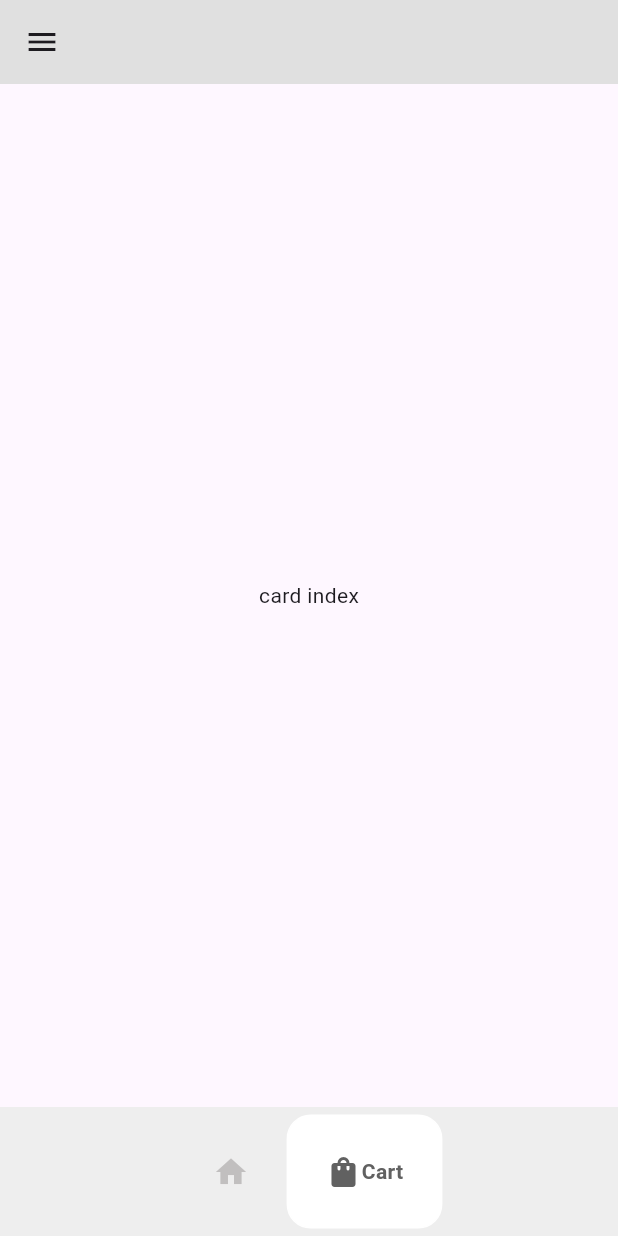
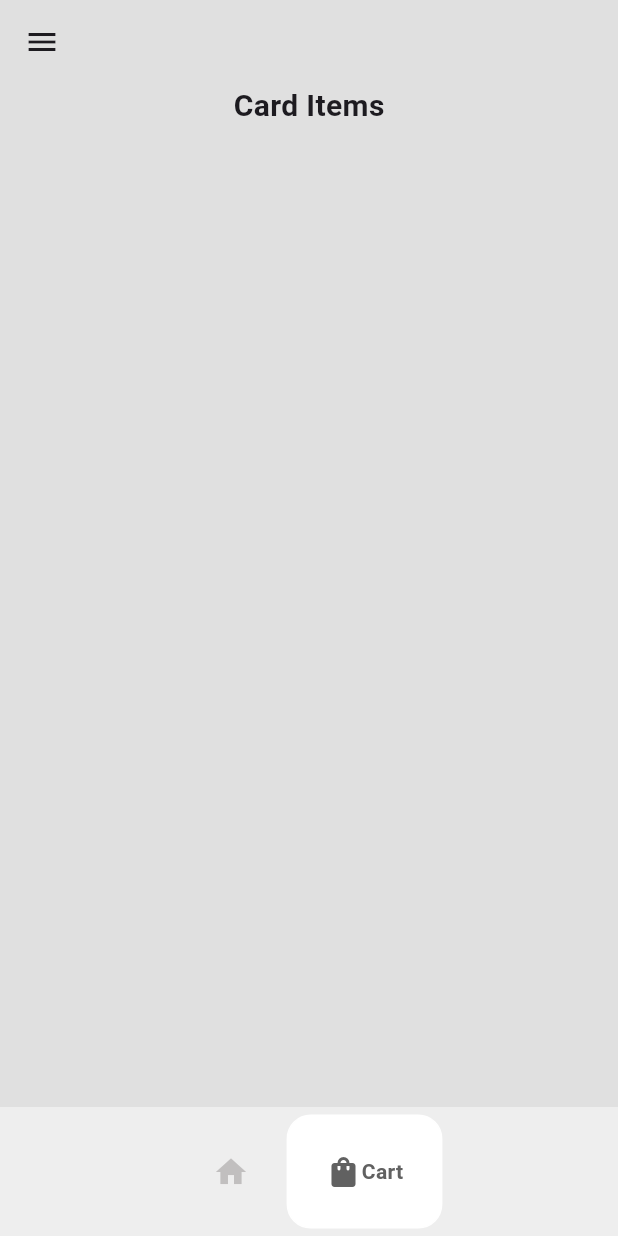
Before and after one commit to Roshan-pcy/shop_it_app, a Flutter app: the HomePage screen opened directly, item 2 of the bottom bar chosen, on a phone screen of 412 x 824 dp. Run offline on Flutter 3.47's test engine with Material 3 defaults, Android fonts, the phone set to English and light mode, and no system bars; drawn by our look-alikes of google_nav_bar.

Commit message:
done app

```diff
--- /dev/null
+++ b/shop_app/devtools_options.yaml
@@ -0,0 +1,3 @@
+description: This file stores settings for Dart & Flutter DevTools.
+documentation: https://docs.flutter.dev/tools/devtools/extensions#configure-extension-enablement-states
+extensions:
--- a/shop_app/lib/model/card.dart
+++ b/shop_app/lib/model/card.dart
@@ -1,31 +1,32 @@
+import 'package:flutter/material.dart';
 import 'package:shop_app/model/shoe.dart';
 
-class card {
+class card extends ChangeNotifier {
   List<Shoe> shoeshop = [
     Shoe(
         name: 'New kick',
-        price: '120\$',
-        image: 'asstes/imag1.jpg',
+        price: '120',
+        image: 'assets/img1.jpg',
         dis: 'A brand new addida shoe shop with smooth kick'),
     Shoe(
         name: 'Padrick',
-        price: '100\$',
-        image: 'asstes/imag2.jpg',
+        price: '100',
+        image: 'assets/img5.jpg',
         dis: 'A brand new padrick  mpdel with smooth kick'),
     Shoe(
         name: 'Fashtion world',
-        price: '220\$',
-        image: 'asstes/imag1.jpg',
+        price: '220',
+        image: 'assets/img3.jpg',
         dis: 'A brand fastion world and light weight'),
     Shoe(
         name: ' Strim feek',
-        price: '120\$',
-        image: 'asstes/imag1.jpg',
+        price: '120',
+        image: 'assets/img4.jpg',
         dis: 'A brand new addida shoe shop with smooth kick'),
     Shoe(
         name: 'New kick',
-        price: '220\$',
-        image: 'asstes/imag1.jpg',
+        price: '220',
+        image: 'assets/img2.jpg',
         dis: 'A brand new addida shoe shop with smooth kick')
   ];
 
@@ -40,16 +41,20 @@ class card {
 
   //get car list
   List<Shoe> getCard() {
-    return shoeshop;
+    return userList;
   }
 
   //add to list
   void addList(Shoe shoe) {
-    shoeshop.add(shoe);
+    userList.add(shoe);
+    print("this is the list$userList");
+    notifyListeners();
   }
 
   //remove list
   void removeList(Shoe shoe) {
-    shoeshop.remove(shoe);
+    print("this is the Renmoved list$userList");
+    userList.remove(shoe);
+    notifyListeners();
   }
 }
--- a/shop_app/lib/pages/componet/card_screen.dart
+++ b/shop_app/lib/pages/componet/card_screen.dart
@@ -1,12 +1,50 @@
 import 'package:flutter/material.dart';
+import 'package:provider/provider.dart';
+import 'package:shop_app/model/card.dart';
 
 class CardScreen extends StatelessWidget {
   const CardScreen({super.key});
 
   @override
   Widget build(BuildContext context) {
-    return Scaffold(
-      body: const Center(child: Text('card index')),
+    return Consumer<card>(
+      builder: (context, value, child) {
+        return Scaffold(
+            backgroundColor: Colors.grey[300],
+            body: Column(
+              children: [
+                const Text(
+                  'Card Items',
+                  style: TextStyle(fontSize: 20, fontWeight: FontWeight.bold),
+                ),
+                Expanded(
+                  child: ListView.builder(
+                    itemCount: value.getCard().length,
+                    itemBuilder: (context, index) {
+                      var shoe = value.getCard()[index];
+                      return Container(
+                        margin: EdgeInsets.all(10),
+                        decoration: BoxDecoration(
+                            color: Colors.white,
+                            borderRadius: BorderRadius.circular(12)),
+                        child: ListTile(
+                          leading: Image.asset(shoe.image),
+                          title: Text(shoe.name),
+                          subtitle: Text(shoe.price),
+                          trailing: IconButton(
+                              onPressed: () {
+                                Provider.of<card>(context, listen: false)
+                                    .removeList(shoe);
+                              },
+                              icon: const Icon(Icons.delete)),
+                        ),
+                      );
+                    },
+                  ),
+                )
+              ],
+            ));
+      },
     );
   }
 }
```
Also changed, not shown: shop_app/lib/main.dart (+7 -2 lines), shop_app/lib/pages/componet/shoetitle.dart (+36 -4 lines), shop_app/lib/pages/shop_screen.dart (+10 -13 lines).
